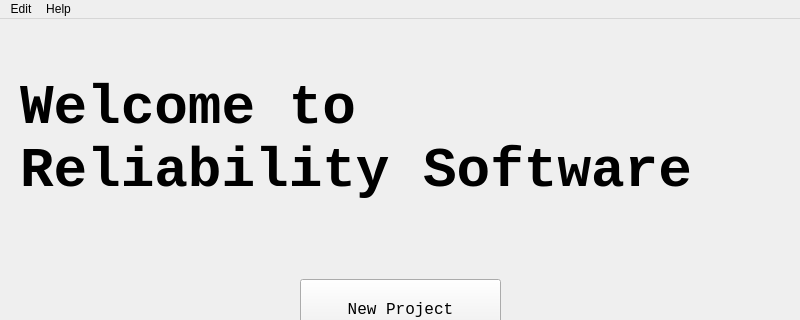
Above: viewspyqt5/welcome.ui from Claudino2001/reliability-software before the change; both pictures show x 0 to 800 and y 0 to 320 of the 800 by 600 pixel window. Below: the same form after it.
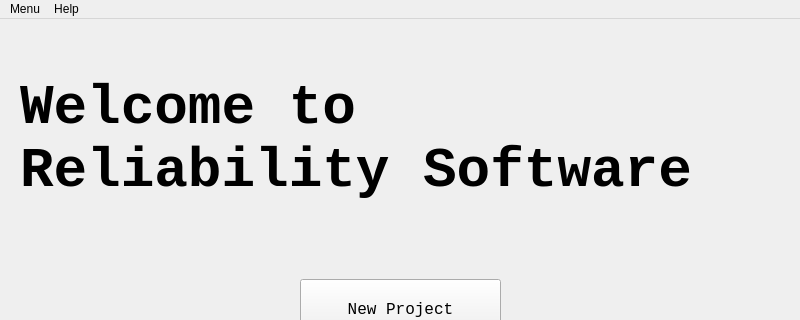
That is the form after the change.

```diff
--- a/viewspyqt5/welcome.ui
+++ b/viewspyqt5/welcome.ui
@@ -125,22 +125,6 @@
      <height>21</height>
     </rect>
    </property>
-   <widget class="QMenu" name="menuEdit">
-    <property name="font">
-     <font>
-      <family>Courier New</family>
-     </font>
-    </property>
-    <property name="title">
-     <string>Edit</string>
-    </property>
-    <addaction name="actionNew_Project"/>
-    <addaction name="actionOpen"/>
-    <addaction name="separator"/>
-    <addaction name="actionSettings"/>
-    <addaction name="separator"/>
-    <addaction name="actionExit_2"/>
-   </widget>
    <widget class="QMenu" name="menuHelp">
     <property name="title">
      <string>Help</string>
@@ -153,7 +137,18 @@
     <addaction name="separator"/>
     <addaction name="actionAbout"/>
    </widget>
-   <addaction name="menuEdit"/>
+   <widget class="QMenu" name="menuMenu">
+    <property name="title">
+     <string>Menu</string>
+    </property>
+    <addaction name="actionNew_Project_2"/>
+    <addaction name="actionOpen_2"/>
+    <addaction name="separator"/>
+    <addaction name="actionSettings_2"/>
+    <addaction name="separator"/>
+    <addaction name="actionExit_3"/>
+   </widget>
+   <addaction name="menuMenu"/>
    <addaction name="menuHelp"/>
   </widget>
   <action name="actionNew_Project">
```
Left out of the diff: 30 changed lines with no effect on the pictures.
